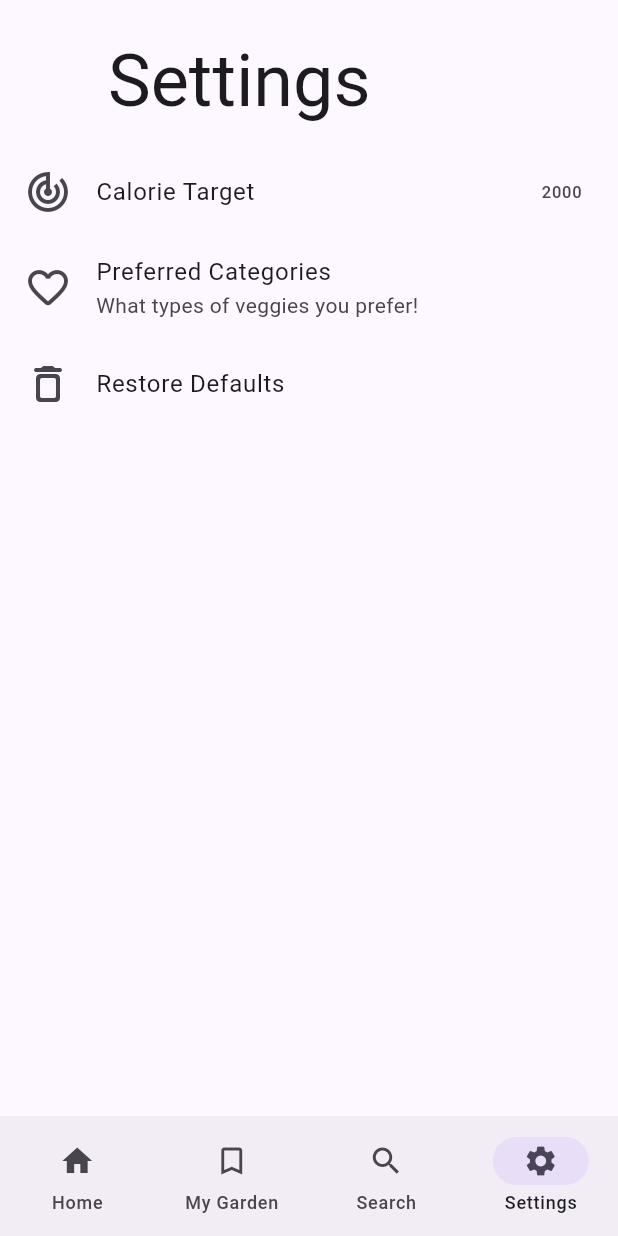
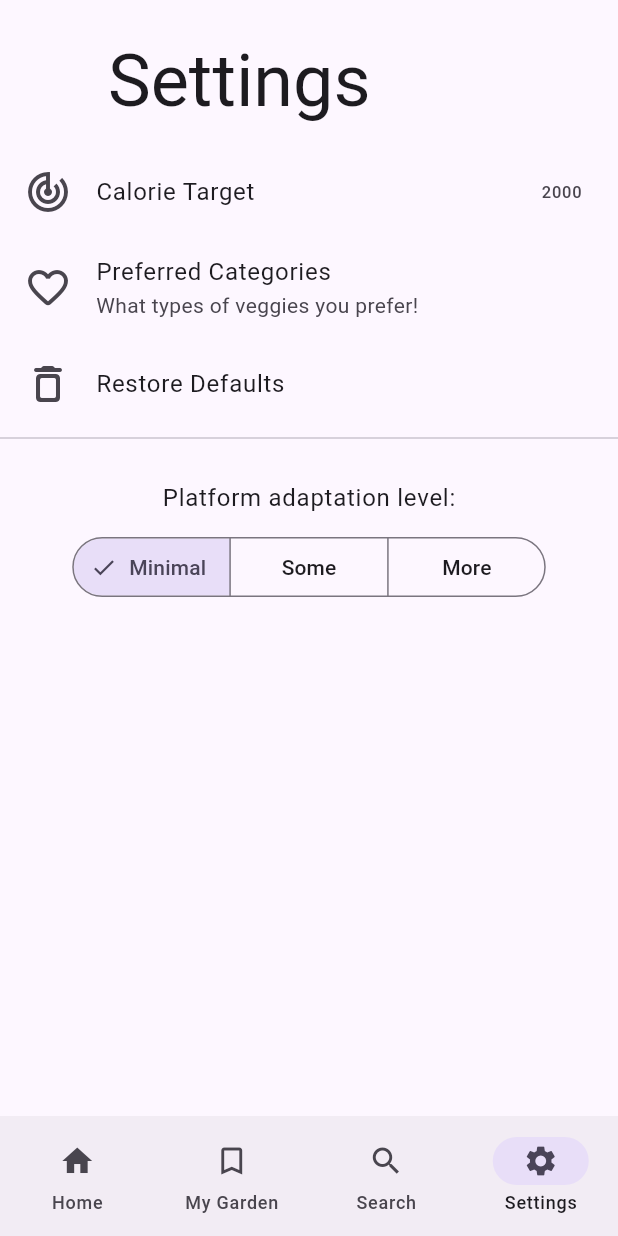
Before and after one commit to InMatrix/veggieseasons_adaptive, a Flutter app: the screen it shows after launch, item 4 of the bottom bar chosen, on a phone screen of 412 x 824 dp. Run offline on Flutter 3.47's test engine with Material 2 defaults, Android fonts, the phone set to English and light mode, and no system bars; our stand-ins replace font_awesome_flutter.

Commit message:
Add a platform adaptation level selector

```diff
--- a/lib/screens/settings.dart
+++ b/lib/screens/settings.dart
@@ -2,6 +2,8 @@ import 'package:flutter/cupertino.dart';
 import 'package:flutter/material.dart';
 import 'package:veggieseasons_adaptive/data/adaptation_settings.dart';
 import 'package:veggieseasons_adaptive/data/veggie.dart';
+
+import '../styles.dart';
 
 class SettingScreen extends StatelessWidget {
   const SettingScreen({Key? key}) : super(key: key);
@@ -106,10 +108,71 @@ class SettingScreen extends StatelessWidget {
                   title: "Are you sure?",
                   content:
                       "Are you sure you want to reset the current settings?"),
-            )
+            ),
+            Divider(),
+            AdaptationLevelSelector(),
           ]),
         ),
       ],
+    );
+  }
+}
+
+class AdaptationLevelSelector extends StatefulWidget {
+  const AdaptationLevelSelector({
+    super.key,
+  });
+
+  @override
+  State<AdaptationLevelSelector> createState() =>
+      _AdaptationLevelSelectorState();
+}
+
+class _AdaptationLevelSelectorState extends State<AdaptationLevelSelector> {
+  // var selectedAdaptationLevel = iOSAdaptation;
+  @override
+  Widget build(BuildContext context) {
+    return Padding(
+      padding: const EdgeInsets.symmetric(horizontal: 40.0, vertical: 20.0),
+      child: Column(
+        children: [
+          Text(
+            "Platform adaptation level:",
+            style: Theme.of(context).textTheme.bodyLarge,
+          ),
+          SizedBox(height: 10.0),
+          SegmentedButton<AdaptationLevel>(
+            style: iOSAdaptation == AdaptationLevel.minimal
+                ? null
+                : Styles.iOSSegmentedButtonStyle,
+            showSelectedIcon:
+                iOSAdaptation == AdaptationLevel.minimal ? true : false,
+            segments: const [
+              ButtonSegment<AdaptationLevel>(
+                value: AdaptationLevel.minimal,
+                label: Text('Minimal'),
+              ),
+              ButtonSegment<AdaptationLevel>(
+                value: AdaptationLevel.some,
+                label: Text('Some'),
+              ),
+              ButtonSegment<AdaptationLevel>(
+                value: AdaptationLevel.more,
+                label: Text('More'),
+              ),
+            ],
+            selected: <AdaptationLevel>{iOSAdaptation},
+            onSelectionChanged: (Set<AdaptationLevel> newSelection) {
+              setState(() {
+                // By default there is only a single segment that can be
+                // selected at one time, so its value is always the first
+                // item in the selected set.
+                iOSAdaptation = newSelection.first;
+              });
+            },
+          ),
+        ],
+      ),
     );
   }
 }
```
